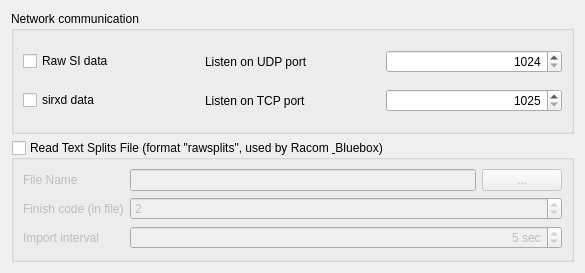
First picture: the form in quickevent/app/quickevent/plugins/CardReader/src/services/racomclientwidget.ui, repository Quick-Event/quickbox, before the edit.
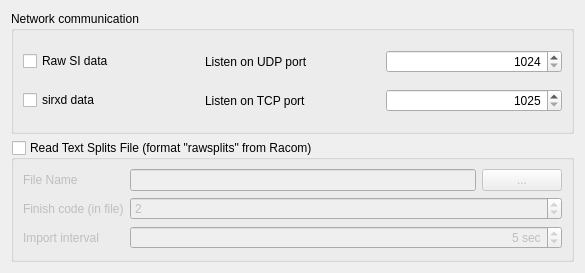
Second picture: the form after the edit.

Commit message: Fix dialog text

```diff
--- a/quickevent/app/quickevent/plugins/CardReader/src/services/racomclientwidget.ui
+++ b/quickevent/app/quickevent/plugins/CardReader/src/services/racomclientwidget.ui
@@ -80,7 +80,7 @@
    <item>
     <widget class="QGroupBox" name="gbReadSplitsFile">
      <property name="title">
-      <string>Read Text Splits File (format &quot;rawsplits&quot;, used by Racom &amp; Bluebox)</string>
+      <string>Read Text Splits File (format &quot;rawsplits&quot; from Racom)</string>
      </property>
      <property name="checkable">
       <bool>true</bool>
```
